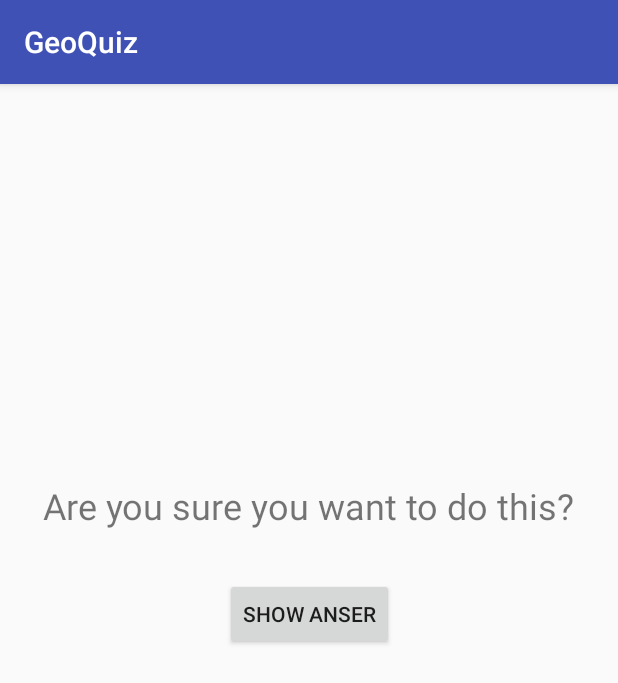
After one commit to romeobidien/myGeoQuiz, an Android app: the CheatActivity screen opened directly, with no data from a screen before it, on a phone screen of 412 x 824 dp. The commit adds this screen. Shown: the top 683 px of the screen. Run offline under Robolectric (Android 15) with nearby library versions, the phone set to English and light mode, and no system bars.

Commit message:
add Cheat Activity

```diff
--- a/app/src/main/AndroidManifest.xml
+++ b/app/src/main/AndroidManifest.xml
@@ -16,6 +16,8 @@
                 <category android:name="android.intent.category.LAUNCHER"/>
             </intent-filter>
         </activity>
+        <activity android:name=".CheatActivity">
+        </activity>
     </application>
 
 </manifest>
--- /dev/null
+++ b/app/src/main/java/com/example/cang/geoquiz/CheatActivity.java
@@ -0,0 +1,28 @@
+package com.example.cang.geoquiz;
+
+import android.support.v7.app.AppCompatActivity;
+import android.os.Bundle;
+import android.view.View;
+import android.widget.Button;
+import android.widget.TextView;
+
+public class CheatActivity extends AppCompatActivity {
+    Button mShowButton;
+    TextView mAnswerTextView;
+    @Override
+    protected void onCreate(Bundle savedInstanceState) {
+        super.onCreate(savedInstanceState);
+        setContentView(R.layout.activity_cheat);
+
+        mAnswerTextView = (TextView) findViewById(R.id.cheat_textView);
+        mShowButton = (Button) findViewById(R.id.show_cheat_button);
+
+        mShowButton.setOnClickListener(new View.OnClickListener() {
+            @Override
+            public void onClick(View v) {
+                boolean answer = CheatActivity.this.getIntent().getBooleanExtra(MainActivity.EXTRA_ANSWER, false);
+                mAnswerTextView.setText(answer + "");
+            }
+        });
+    }
+}
--- /dev/null
+++ b/app/src/main/res/layout/activity_cheat.xml
@@ -0,0 +1,30 @@
+<?xml version="1.0" encoding="utf-8"?>
+<android.support.constraint.ConstraintLayout
+        xmlns:android="http://schemas.android.com/apk/res/android"
+        xmlns:tools="http://schemas.android.com/tools"
+        xmlns:app="http://schemas.android.com/apk/res-auto"
+        android:layout_width="match_parent"
+        android:layout_height="match_parent"
+        tools:context="com.example.cang.geoquiz.CheatActivity">
+
+    <TextView
+            android:text="@string/cheat_text"
+            android:layout_width="wrap_content"
+            android:layout_height="wrap_content"
+            android:id="@+id/cheat_textView" app:layout_constraintTop_toTopOf="parent"
+            android:layout_marginTop="16dp" android:layout_marginLeft="0dp" app:layout_constraintLeft_toLeftOf="parent"
+            android:layout_marginRight="0dp" app:layout_constraintRight_toRightOf="parent"
+            app:layout_constraintBottom_toBottomOf="parent"
+            android:layout_marginBottom="8dp" app:layout_constraintVertical_bias="0.35000002" android:textSize="24sp"/>
+    <Button
+            android:text="@string/show_answer_button_text"
+            android:layout_width="wrap_content"
+            android:layout_height="wrap_content"
+            android:id="@+id/show_cheat_button"
+            android:layout_marginLeft="8dp"
+            app:layout_constraintLeft_toLeftOf="parent"
+            android:layout_marginRight="8dp"
+            app:layout_constraintRight_toRightOf="parent"
+            android:layout_marginTop="32dp"
+            app:layout_constraintTop_toBottomOf="@+id/cheat_textView"/>
+</android.support.constraint.ConstraintLayout>
--- a/app/src/main/res/values/strings.xml
+++ b/app/src/main/res/values/strings.xml
@@ -21,4 +21,9 @@
         <item>0</item>
 
     </integer-array>
+
+    <string name="judgment_toast">Cheating is wrong.</string>
+    <string name="cheat_text">Are you sure you want to do this?</string>
+    <string name="show_answer_button_text">Show Anser</string>
+    <string name="cheat_button_text">Cheat!</string>
 </resources>
```
Also changed, not shown: app/src/main/java/com/example/cang/geoquiz/MainActivity.java (+10 -1 lines), app/src/main/res/layout-land/activity_main.xml (+8 -0 lines), app/src/main/res/layout/activity_main.xml (+9 -3 lines).
